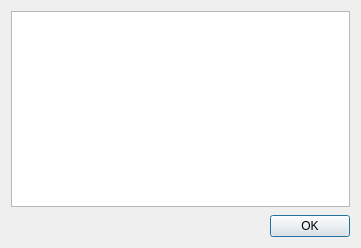
Above: Forms/FVW_NotesDialog.ui from billkarsh/SpikeGLX before the change. Below: the same form after it.
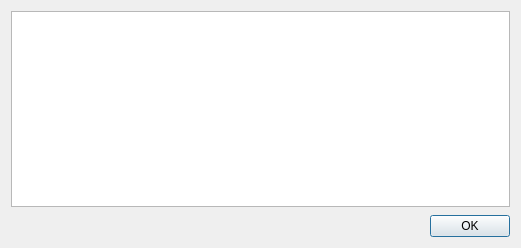
That is the form after the change.

Patch:
```diff
--- a/Forms/FVW_NotesDialog.ui
+++ b/Forms/FVW_NotesDialog.ui
@@ -6,7 +6,7 @@
    <rect>
     <x>0</x>
     <y>0</y>
-    <width>361</width>
+    <width>521</width>
     <height>248</height>
    </rect>
   </property>
@@ -26,7 +26,7 @@
       <bool>false</bool>
      </property>
      <property name="readOnly">
-      <bool>true</bool>
+      <bool>false</bool>
      </property>
      <property name="acceptRichText">
       <bool>false</bool>
```
Left out of the diff: 10 changed lines with no effect on the pictures.
